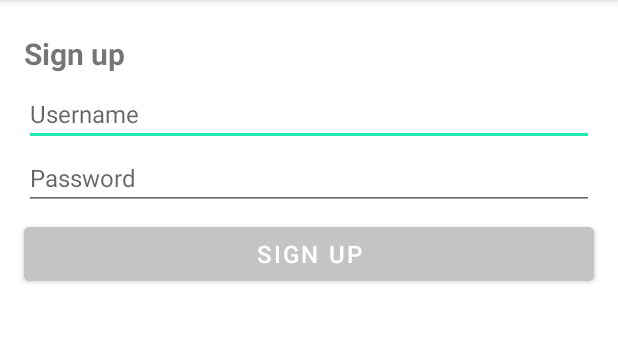
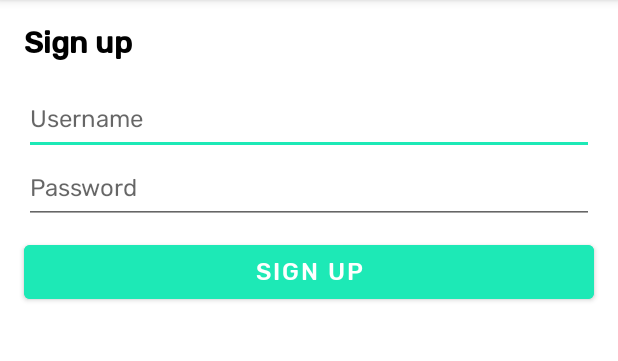
Before and after one commit to issertmg/RestroomLocator, an Android app: the SignUpActivity screen opened directly, with no data from a screen before it, on a phone screen of 412 x 824 dp, the part 84-445 px from its top. Run offline under Robolectric (Android 15) with nearby library versions, the phone set to English and light mode, and no system bars; our stand-ins replace Firebase (no records; nobody signed in at launch, a user with empty details on screens opened directly).

Commit message:
Designed Login and Signup pages

```diff
--- a/app/src/main/res/layout/activity_sign_up.xml
+++ b/app/src/main/res/layout/activity_sign_up.xml
@@ -10,50 +10,55 @@
         android:id="@+id/tvSignUp"
         android:layout_width="wrap_content"
         android:layout_height="wrap_content"
-        app:layout_constraintTop_toTopOf="parent"
-        app:layout_constraintStart_toStartOf="@id/etvUsername"
+        android:layout_marginTop="16dp"
+        android:fontFamily="@font/rubik_medium"
         android:text="Sign up"
+        android:textColor="@color/black"
         android:textSize="20dp"
         android:textStyle="bold"
-        android:layout_marginTop="22dp"/>
+        app:layout_constraintStart_toStartOf="@id/etvUsername"
+        app:layout_constraintTop_toTopOf="parent" />
 
     <EditText
         android:id="@+id/etvUsername"
         android:layout_width="match_parent"
         android:layout_height="wrap_content"
+        android:layout_marginStart="16dp"
+        android:layout_marginTop="16dp"
+        android:layout_marginEnd="16dp"
+        android:fontFamily="@font/rubik"
+        android:hint="Username"
+        android:textSize="16sp"
+        app:layout_constraintEnd_toEndOf="parent"
         app:layout_constraintStart_toStartOf="parent"
-        app:layout_constraintEnd_toEndOf="parent"
-        app:layout_constraintTop_toBottomOf="@+id/tvSignUp"
-        android:layout_marginStart="16dp"
-        android:layout_marginEnd="16dp"
-        android:layout_marginTop="5dp"
-        android:textSize="16sp"
-        android:hint="Username"/>
+        app:layout_constraintTop_toBottomOf="@+id/tvSignUp" />
 
     <EditText
         android:id="@+id/etvPassword"
         android:layout_width="match_parent"
         android:layout_height="wrap_content"
-        app:layout_constraintStart_toStartOf="parent"
-        app:layout_constraintEnd_toEndOf="parent"
-        app:layout_constraintTop_toBottomOf="@id/etvUsername"
         android:layout_marginStart="16dp"
         android:layout_marginEnd="16dp"
+        android:fontFamily="@font/rubik"
+        android:hint="Password"
         android:textSize="16sp"
-        android:hint="Password"/>
+        app:layout_constraintEnd_toEndOf="parent"
+        app:layout_constraintStart_toStartOf="parent"
+        app:layout_constraintTop_toBottomOf="@id/etvUsername" />
 
     <Button
         android:id="@+id/btnSignUp"
         android:layout_width="match_parent"
         android:layout_height="wrap_content"
+        android:layout_marginStart="16dp"
+        android:layout_marginTop="8dp"
+        android:layout_marginEnd="16dp"
+        android:backgroundTint="@color/secondaryColor"
+        android:fontFamily="@font/rubik_medium"
+        android:text="Sign up"
+        android:textSize="16sp"
+        app:layout_constraintEnd_toEndOf="parent"
         app:layout_constraintStart_toStartOf="parent"
-        app:layout_constraintEnd_toEndOf="parent"
-        app:layout_constraintTop_toBottomOf="@id/etvPassword"
-        android:layout_marginStart="16dp"
-        android:layout_marginEnd="16dp"
-        android:layout_marginTop="5dp"
-        android:textSize="16sp"
-        android:backgroundTint="#C4C4C4"
-        android:text="Sign up"/>
+        app:layout_constraintTop_toBottomOf="@id/etvPassword" />
 
 </androidx.constraintlayout.widget.ConstraintLayout>
```
Also changed, not shown: app/src/main/res/layout/activity_login.xml (+131 -55 lines).
